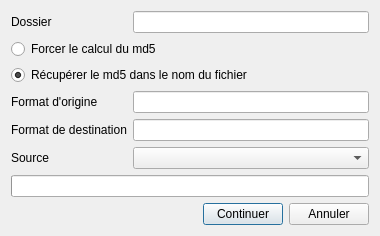
This is src/utils/rename-existing/rename-existing-1.ui in Bionus/imgbrd-grabber as Qt 5 draws it before an edit. The edited form follows.
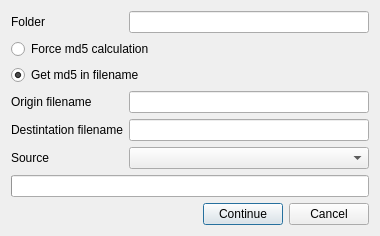
This is the edited form. Icons and pictures are not drawn.

Commit message: English in RenameExisting

Patch:
```diff
--- a/src/utils/rename-existing/rename-existing-1.ui
+++ b/src/utils/rename-existing/rename-existing-1.ui
@@ -21,7 +21,7 @@
    <item row="0" column="0">
     <widget class="QLabel" name="labelFolder">
      <property name="text">
-      <string>Dossier</string>
+      <string>Folder</string>
      </property>
     </widget>
    </item>
@@ -31,14 +31,14 @@
    <item row="1" column="0" colspan="2">
     <widget class="QRadioButton" name="radioForce">
      <property name="text">
-      <string>Forcer le calcul du md5</string>
+      <string>Force md5 calculation</string>
      </property>
     </widget>
    </item>
    <item row="2" column="0" colspan="2">
     <widget class="QRadioButton" name="radioFilename">
      <property name="text">
-      <string>Récupérer le md5 dans le nom du fichier</string>
+      <string>Get md5 in filename</string>
      </property>
      <property name="checked">
       <bool>true</bool>
@@ -48,7 +48,7 @@
    <item row="3" column="0">
     <widget class="QLabel" name="labelFilenameOrigin">
      <property name="text">
-      <string>Format d'origine</string>
+      <string>Origin filename</string>
      </property>
     </widget>
    </item>
@@ -58,7 +58,7 @@
    <item row="4" column="0">
     <widget class="QLabel" name="labelFilenameDestination">
      <property name="text">
-      <string>Format de destination</string>
+      <string>Destintation filename</string>
      </property>
     </widget>
    </item>
@@ -103,14 +103,14 @@
      <item>
       <widget class="QPushButton" name="buttonContinue">
        <property name="text">
-        <string>Continuer</string>
+        <string>Continue</string>
        </property>
       </widget>
      </item>
      <item>
       <widget class="QPushButton" name="buttonCancel">
        <property name="text">
-        <string>Annuler</string>
+        <string>Cancel</string>
        </property>
       </widget>
      </item>
```
Left out of the diff: 9 changed lines with no effect on the pictures. The commit also changes 2 other files.
